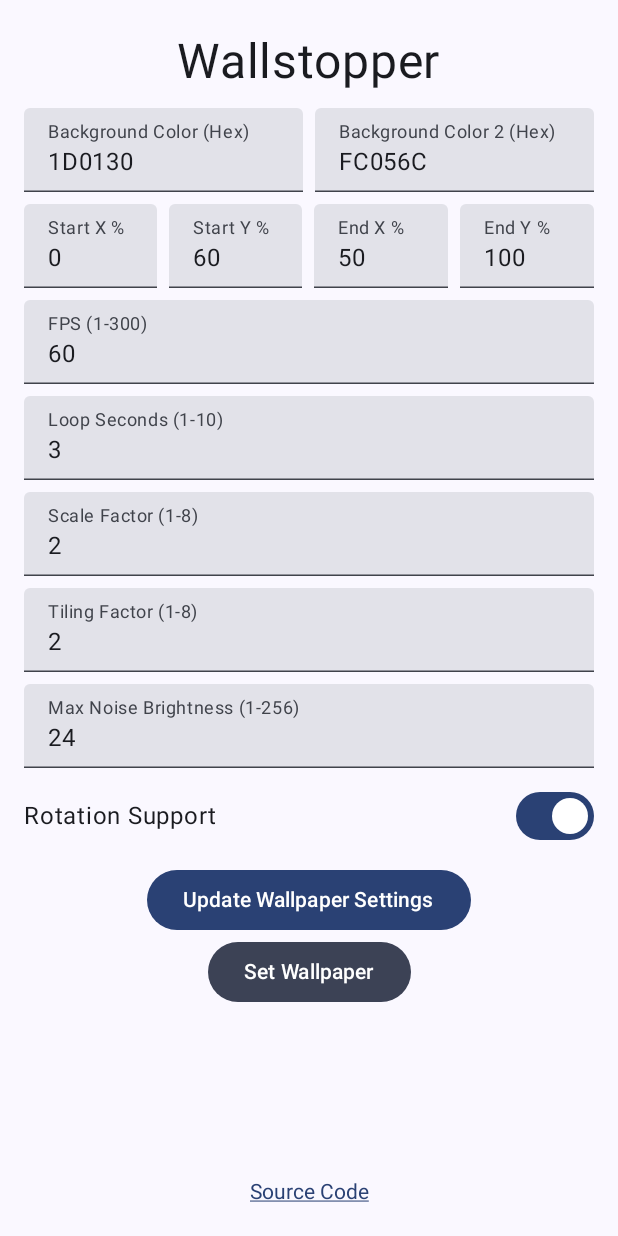
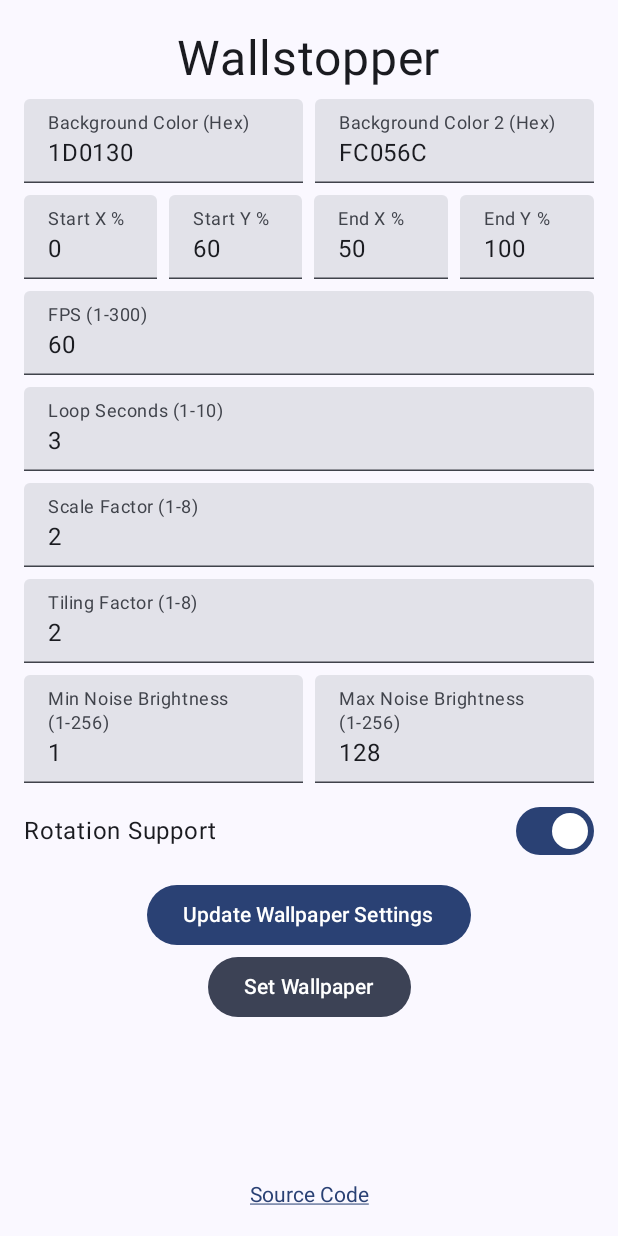
Before and after one commit to ImranR98/Wallstopper, an Android app built with Jetpack Compose: the screen it shows after launch (MainActivity), after a tap on "Update Wallpaper Settings", on a phone screen of 412 x 824 dp. Run offline under Robolectric (Android 15) with nearby library versions, the phone set to English and light mode, and no system bars; 1 other tap on this screen came first.

Commit message:
Better brightness/contrast options

```diff
--- a/app/build.gradle.kts
+++ b/app/build.gradle.kts
@@ -11,8 +11,8 @@ android {
         applicationId = "dev.imranr.wallstopper"
         minSdk = 24
         targetSdk = 35
-        versionCode = 3
-        versionName = "1.1.0"
+        versionCode = 4
+        versionName = "1.1.1"
 
         testInstrumentationRunner = "androidx.test.runner.AndroidJUnitRunner"
         vectorDrawables {
--- a/app/src/main/java/dev/imranr/wallstopper/MainActivity.kt
+++ b/app/src/main/java/dev/imranr/wallstopper/MainActivity.kt
@@ -87,6 +87,7 @@ class MainActivity : ComponentActivity() {
                     var loopSecondsInput by remember { mutableStateOf(TextFieldValue(prefs.getInt("loop_seconds", initLoopSeconds).toString())) }
                     var scaleFactorInput by remember { mutableStateOf(TextFieldValue(prefs.getInt("scale_factor", initScaleFactor).toString())) }
                     var tilingFactorInput by remember { mutableStateOf(TextFieldValue(prefs.getInt("tiling_factor", initTilingFactor).toString())) }
+                    var minNoiseBrightnessInput by remember { mutableStateOf(TextFieldValue(prefs.getInt("min_noise_brightness", initMinNoiseBrightness).toString())) }
                     var maxNoiseBrightnessInput by remember { mutableStateOf(TextFieldValue(prefs.getInt("max_noise_brightness", initMaxNoiseBrightness).toString())) }
                     var rotationSupport by remember { mutableStateOf(prefs.getBoolean("rotation_support", initRotationSupport)) }
                     Column(
@@ -230,6 +231,21 @@ class MainActivity : ComponentActivity() {
                                 modifier = Modifier.fillMaxWidth(),
                                 keyboardOptions = KeyboardOptions(keyboardType = KeyboardType.Number)
                             )
+                            Row (
+                                modifier = Modifier.fillMaxWidth(),
+                                horizontalArrangement = Arrangement.spacedBy(8.dp)
+                            ) {
+                                TextField(
+                                    value = minNoiseBrightnessInput,
+                                    onValueChange = {
+                                        if (it.text.isEmpty() || it.text.matches(Regex("[0-9]+")) && it.text.toInt() >= 1 && it.text.toInt() <= 256) {
+                                            minNoiseBrightnessInput = it
+                                        }
+                                    },
+                                    label = { Text("Min Noise Brightness (1-256)") },
+                                    modifier = Modifier.weight(1f).fillMaxWidth(),
+                                    keyboardOptions = KeyboardOptions(keyboardType = KeyboardType.Number)
+                                )
                                 TextField(
                                     value = maxNoiseBrightnessInput,
                                     onValueChange = {
@@ -238,9 +254,10 @@ class MainActivity : ComponentActivity() {
                                         }
                                     },
                                     label = { Text("Max Noise Brightness (1-256)") },
-                                modifier = Modifier.fillMaxWidth(),
+                                    modifier = Modifier.weight(1f).fillMaxWidth(),
                                     keyboardOptions = KeyboardOptions(keyboardType = KeyboardType.Number)
                                 )
+                            }
                             val interactionSource = remember { MutableInteractionSource() }
                             Row(
                                 modifier = Modifier
@@ -299,7 +316,13 @@ class MainActivity : ComponentActivity() {
                                                 maxNoiseBrightnessInput.text.toIntOrNull()
                                                     ?.coerceIn(1, 256)
                                                     ?: initMaxNoiseBrightness
-
+                                            val minNoiseBrightness =
+                                                minNoiseBrightnessInput.text.toIntOrNull()
+                                                    ?.coerceIn(1, 256)
+                                                    ?: initMinNoiseBrightness
+                                            if (minNoiseBrightness > maxNoiseBrightness) {
+                                                throw Exception("Min noise brightness must be <= max.")
+                                            }
                                             val color = if (colorHex.startsWith("#")) {
                                                 Color.parseColor(colorHex)
                                             } else {
@@ -322,6 +345,7 @@ class MainActivity : ComponentActivity() {
                                                 putInt("loop_seconds", loopSeconds)
                                                 putInt("scale_factor", scaleFactor)
                                                 putInt("tiling_factor", tilingFactor)
+                                                putInt("min_noise_brightness", minNoiseBrightness)
                                                 putInt("max_noise_brightness", maxNoiseBrightness)
                                                 putBoolean("rotation_support", rotationSupport)
                                                 apply()
@@ -337,7 +361,7 @@ class MainActivity : ComponentActivity() {
                                                 "Invalid input.",
                                                 Toast.LENGTH_SHORT
                                             ).show()
-                                            throw e
+                                            print(e.stackTraceToString())
                                         }
                                     },
                                 ) {
--- a/app/src/main/java/dev/imranr/wallstopper/MyWallpaperService.kt
+++ b/app/src/main/java/dev/imranr/wallstopper/MyWallpaperService.kt
@@ -23,7 +23,8 @@ const val initFPS = 60
 const val initLoopSeconds = 3
 const val initScaleFactor = 2
 const val initTilingFactor = 2
-const val initMaxNoiseBrightness = 24
+const val initMinNoiseBrightness = 1
+const val initMaxNoiseBrightness = 128
 const val initRotationSupport = false
 
 class NoiseGenerationViewModel : ViewModel() {
@@ -70,12 +71,13 @@ class MyWallpaperService : WallpaperService() {
         private var scaleFactor = prefs.getInt("scale_factor", initScaleFactor)
         private var tilingFactor = prefs.getInt("tiling_factor", initTilingFactor)
         private var rotationSupport = prefs.getBoolean("rotation_support", initRotationSupport)
+        private var minNoiseBrightness = prefs.getInt("min_noise_brightness", initMinNoiseBrightness)
         private var maxNoiseBrightness = prefs.getInt("max_noise_brightness", initMaxNoiseBrightness)
         private var noiseFrames = arrayOfNulls<Bitmap>(loopSeconds * fps)
 
         init {
             prefs.registerOnSharedPreferenceChangeListener(this)
-            noisePaint.setXfermode(PorterDuffXfermode(PorterDuff.Mode.SCREEN))
+            noisePaint.setXfermode(PorterDuffXfermode(PorterDuff.Mode.OVERLAY))
         }
 
         private val noiseGenerationViewModel: NoiseGenerationViewModel by lazy {
@@ -158,6 +160,9 @@ class MyWallpaperService : WallpaperService() {
                     "tiling_factor" -> {
                         tilingFactor = sharedPreferences.getInt("tiling_factor", initTilingFactor)
                     }
+                    "min_noise_brightness" -> {
+                        minNoiseBrightness = sharedPreferences.getInt("min_noise_brightness", initMinNoiseBrightness)
+                    }
                     "max_noise_brightness" -> {
                         maxNoiseBrightness = sharedPreferences.getInt("max_noise_brightness", initMaxNoiseBrightness)
                     }
@@ -207,7 +212,7 @@ class MyWallpaperService : WallpaperService() {
                 jobs.add(coroutineScope.launch {
                     for (j in i until end) {
                         // Generate random grayscale noise and make it semi-transparent
-                        val noise = Random.nextInt(0, maxNoiseBrightness)
+                        val noise = Random.nextInt(minNoiseBrightness, maxNoiseBrightness)
                         pixels[j] = Color.argb(255, noise, noise, noise) // Alpha = 50 for transparency
                     }
                 })
```
Lines whose indentation alone changed are shown as unchanged.
